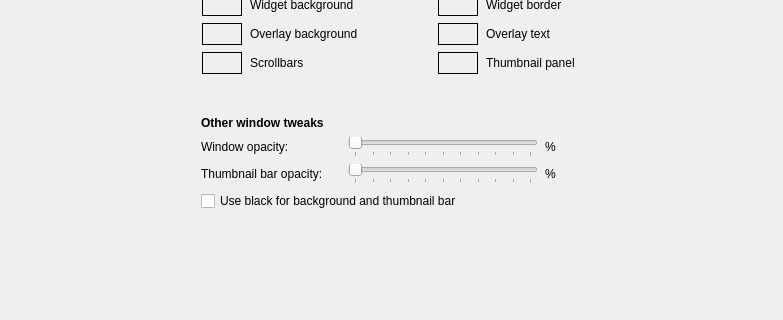
The window that qimgv/gui/dialogs/settingsdialog.ui (hadoooooouken/qimgv-plus) describes before a commit, drawn with Qt 5; both pictures show x 0 to 783 and y 245 to 565 of the 783 by 741 pixel window.
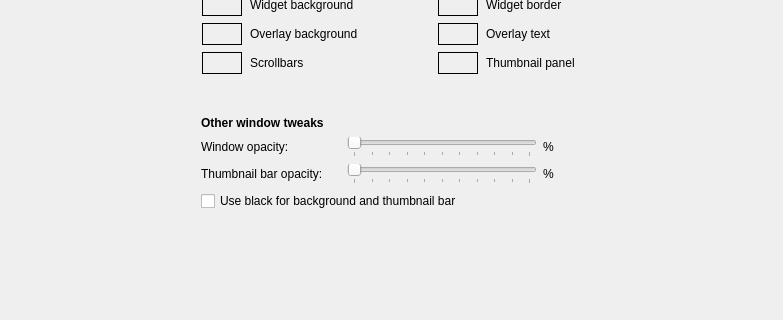
The same window after the commit. The open tabs and pages were chosen to show the change. Custom widgets are drawn as their Qt base class.

```diff
--- a/qimgv/gui/dialogs/settingsdialog.ui
+++ b/qimgv/gui/dialogs/settingsdialog.ui
@@ -3495,11 +3495,26 @@
                    </widget>
                   </item>
                   <item>
-                   <layout class="QHBoxLayout" name="horizontalLayout_14">
+                    <layout class="QGridLayout" name="opacitySlidersGridLayout">
+                     <property name="leftMargin">
+                      <number>0</number>
+                     </property>
                     <property name="topMargin">
                      <number>0</number>
                     </property>
-                    <item>
+                     <property name="rightMargin">
+                      <number>0</number>
+                     </property>
+                     <property name="bottomMargin">
+                      <number>0</number>
+                     </property>
+                     <property name="horizontalSpacing">
+                      <number>6</number>
+                     </property>
+                     <property name="verticalSpacing">
+                      <number>7</number>
+                     </property>
+                     <item row="0" column="0">
                      <widget class="QLabel" name="label_5">
                       <property name="minimumSize">
                        <size>
@@ -3512,7 +3527,7 @@
                       </property>
                      </widget>
                     </item>
-                    <item>
+                     <item row="0" column="1">
                      <widget class="QSlider" name="bgOpacitySlider">
                       <property name="sizePolicy">
                        <sizepolicy hsizetype="Preferred" vsizetype="Preferred">
@@ -3540,7 +3555,7 @@
                       </property>
                      </widget>
                     </item>
-                    <item>
+                     <item row="0" column="2">
                      <widget class="QLabel" name="bgOpacityPercentLabel">
                       <property name="sizePolicy">
                        <sizepolicy hsizetype="Fixed" vsizetype="Preferred">
@@ -3568,7 +3583,7 @@
                       </property>
                      </widget>
                     </item>
-                    <item>
+                     <item row="0" column="3">
                      <spacer name="horizontalSpacer_14">
                       <property name="orientation">
                        <enum>Qt::Horizontal</enum>
@@ -3581,14 +3596,7 @@
                       </property>
                      </spacer>
                     </item>
-                   </layout>
-                  </item>
-                   <item>
-                    <layout class="QHBoxLayout" name="horizontalLayout_14_thumb">
-                     <property name="topMargin">
-                      <number>0</number>
-                     </property>
-                     <item>
+                     <item row="1" column="0">
                       <widget class="QLabel" name="label_5_thumb">
                        <property name="minimumSize">
                         <size>
@@ -3601,7 +3609,7 @@
                        </property>
                       </widget>
                      </item>
-                     <item>
+                     <item row="1" column="1">
                       <widget class="QSlider" name="thumbOpacitySlider">
                        <property name="sizePolicy">
                         <sizepolicy hsizetype="Preferred" vsizetype="Preferred">
@@ -3629,7 +3637,7 @@
                        </property>
                       </widget>
                      </item>
-                     <item>
+                     <item row="1" column="2">
                       <widget class="QLabel" name="thumbOpacityPercentLabel">
                        <property name="sizePolicy">
                         <sizepolicy hsizetype="Fixed" vsizetype="Preferred">
@@ -3657,7 +3665,7 @@
                        </property>
                       </widget>
                      </item>
-                     <item>
+                     <item row="1" column="3">
                       <spacer name="horizontalSpacer_14_thumb">
                        <property name="orientation">
                         <enum>Qt::Horizontal</enum>
```
Lines whose indentation alone changed are shown as unchanged.
